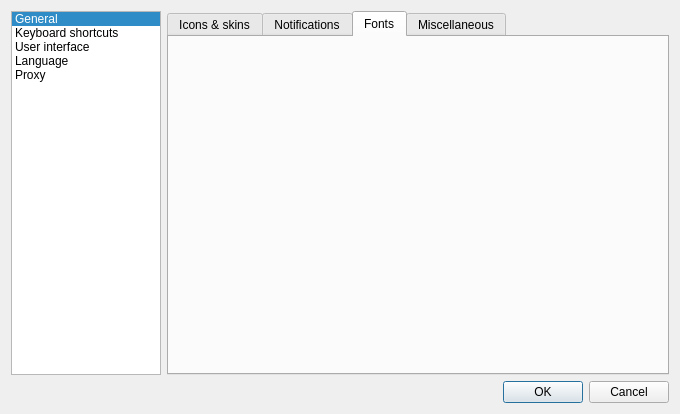
Above: src/gui/formsettings.ui from martinrotter/rssguard before the change. Below: the same form after it.
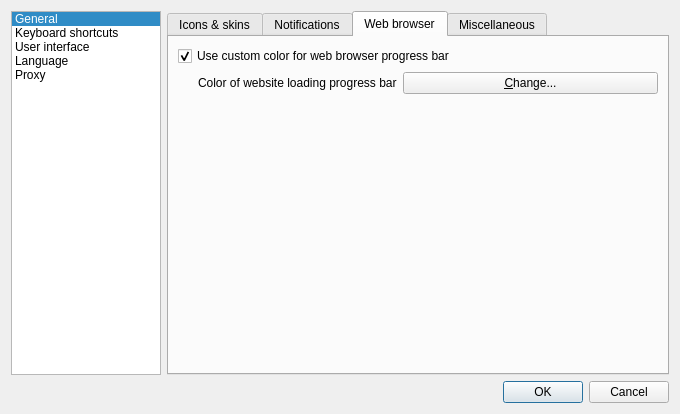
That is the form after the change. The open tabs and pages were chosen to show the change. Custom widgets are drawn as their Qt base class.

Commit message: Switchable color for webbrowser progressbar.

Diff of the .ui file:
```diff
--- a/src/gui/formsettings.ui
+++ b/src/gui/formsettings.ui
@@ -258,8 +258,40 @@
          </widget>
          <widget class="QWidget" name="m_tabFonts">
           <attribute name="title">
-           <string>Fonts</string>
+           <string>Web browser</string>
           </attribute>
+          <layout class="QFormLayout" name="formLayout_7">
+           <item row="1" column="0">
+            <widget class="QLabel" name="m_lblBrowserProgressColor">
+             <property name="text">
+              <string>Color of website loading progress bar</string>
+             </property>
+             <property name="alignment">
+              <set>Qt::AlignLeading|Qt::AlignLeft|Qt::AlignVCenter</set>
+             </property>
+             <property name="indent">
+              <number>20</number>
+             </property>
+            </widget>
+           </item>
+           <item row="1" column="1">
+            <widget class="QPushButton" name="m_btnBrowserProgressColor">
+             <property name="text">
+              <string>&amp;Change...</string>
+             </property>
+            </widget>
+           </item>
+           <item row="0" column="0" colspan="2">
+            <widget class="QCheckBox" name="m_checkBrowserProgressColor">
+             <property name="text">
+              <string>Use custom color for web browser progress bar</string>
+             </property>
+             <property name="checked">
+              <bool>true</bool>
+             </property>
+            </widget>
+           </item>
+          </layout>
          </widget>
          <widget class="QWidget" name="m_tabMisc">
           <attribute name="title">
```
Left out of the diff: 42 changed lines with no effect on the pictures. The commit also changes 3 other files.
